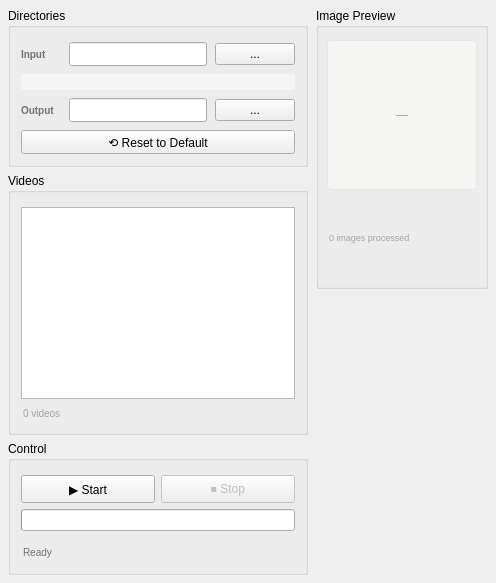
Above: scripts/ui/preprocess.ui from Mcriel-CHYJIE/YOLO before the change. Below: the same form after it.
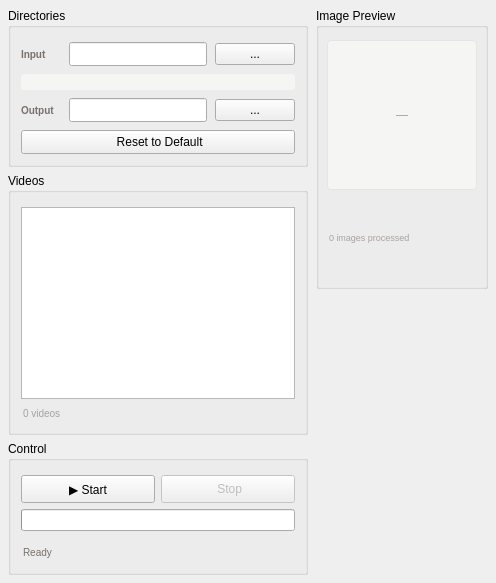
That is the form after the change. Custom widgets are drawn as their Qt base class.

The edit to the form file:
```diff
--- a/scripts/ui/preprocess.ui
+++ b/scripts/ui/preprocess.ui
@@ -87,7 +87,7 @@
          </widget></item>
         </layout></item>
         <item><widget class="QPushButton" name="resetBtn">
-         <property name="text"><string>⟲ Reset to Default</string></property>
+         <property name="text"><string> Reset to Default</string></property>
          <property name="minimumSize"><size><width>0</width><height>24</height></size></property>
          <property name="toolTip"><string>Reset to default directories</string></property>
         </widget></item>
@@ -142,7 +142,7 @@
           <property name="minimumSize"><size><width>0</width><height>28</height></size></property>
          </widget></item>
          <item><widget class="QPushButton" name="stop_btn">
-          <property name="text"><string>⏹ Stop</string></property>
+          <property name="text"><string> Stop</string></property>
           <property name="minimumSize"><size><width>0</width><height>28</height></size></property>
           <property name="enabled"><bool>false</bool></property>
          </widget></item>
```
